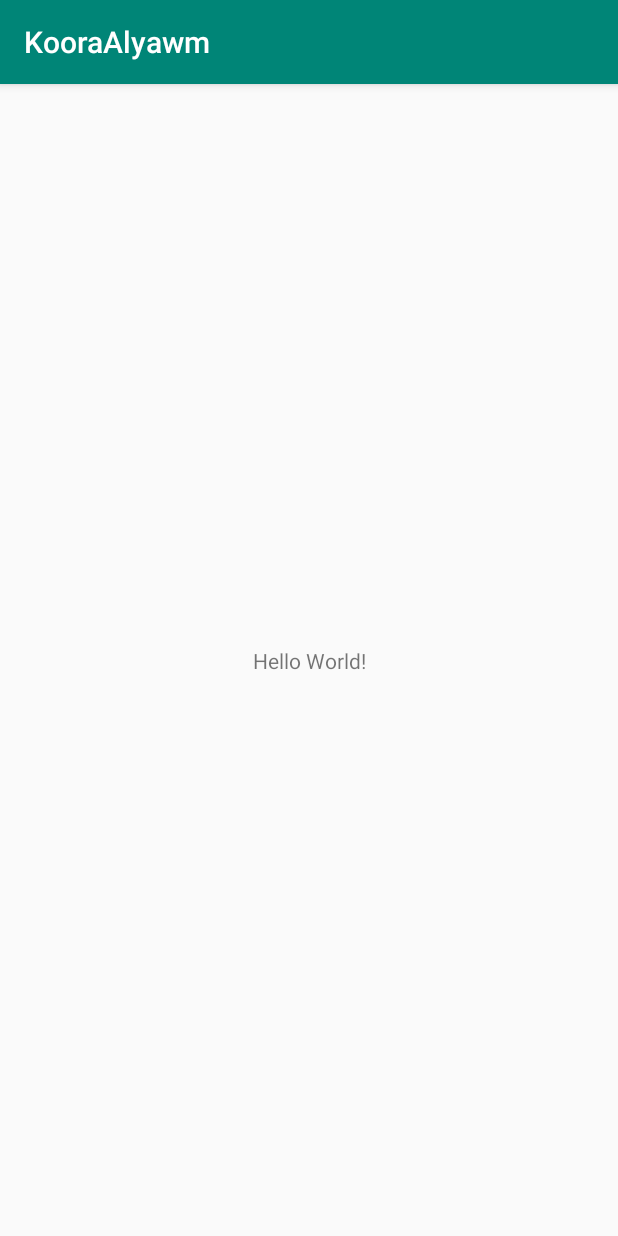
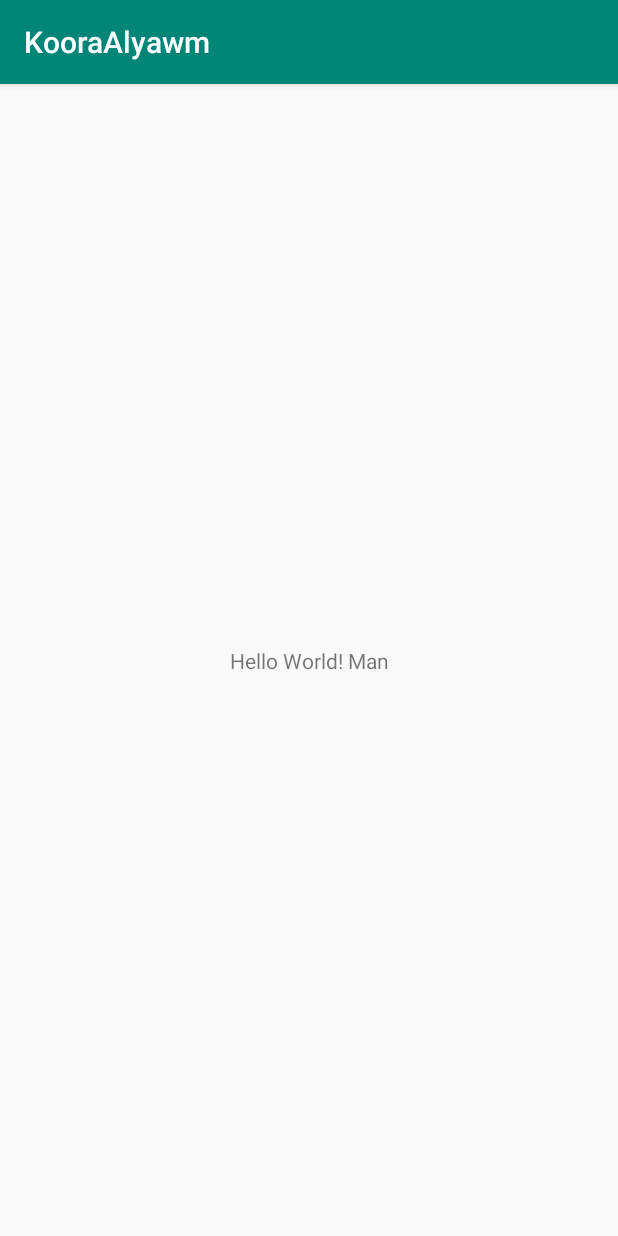
Before and after one commit to sultaniyad/KooraAlyawm, an Android app: the screen it shows after launch (MainActivity), on a phone screen of 412 x 824 dp. Run offline under Robolectric (Android 15) with nearby library versions, the phone set to English and light mode, and no system bars.

Commit message:
add Hello world text

```diff
--- a/app/src/main/res/layout/activity_main.xml
+++ b/app/src/main/res/layout/activity_main.xml
@@ -9,7 +9,7 @@
     <TextView
         android:layout_width="wrap_content"
         android:layout_height="wrap_content"
-        android:text="Hello World!"
+        android:text="Hello World! Man"
         app:layout_constraintBottom_toBottomOf="parent"
         app:layout_constraintLeft_toLeftOf="parent"
         app:layout_constraintRight_toRightOf="parent"
```
